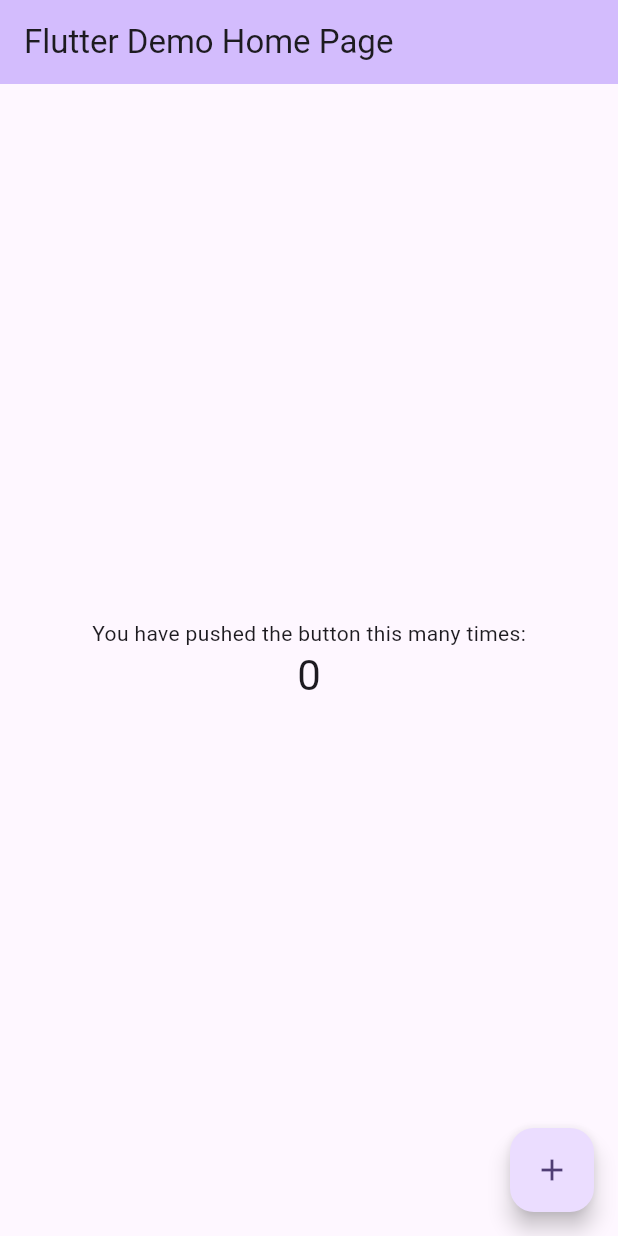
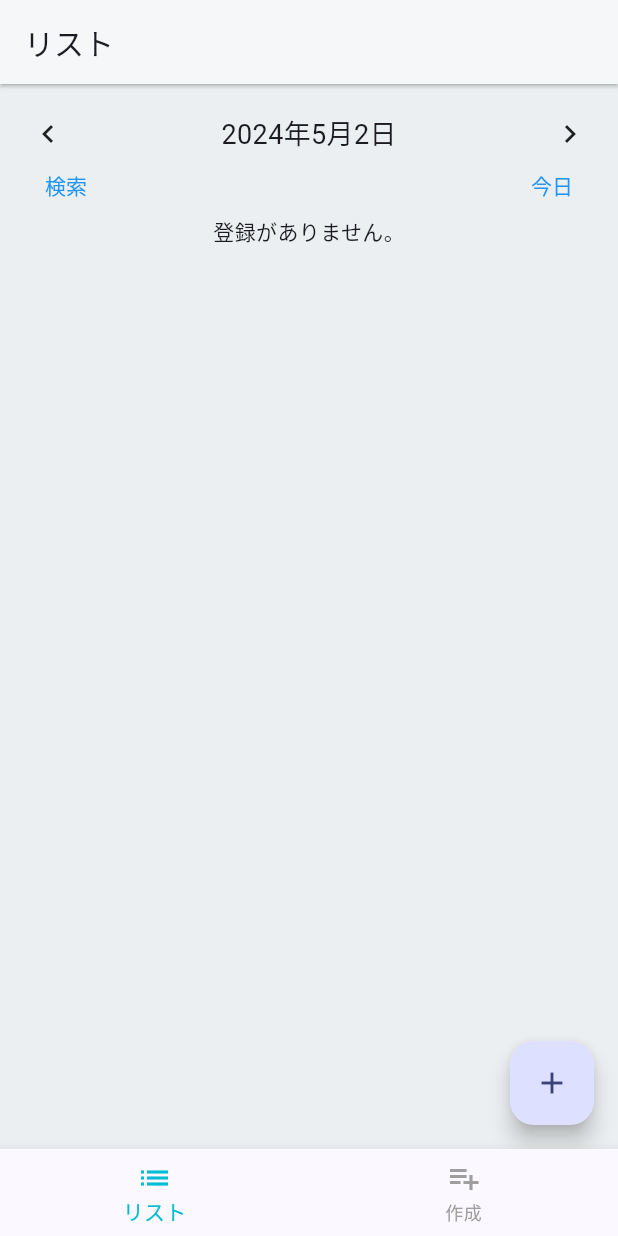
Before and after one commit to takumi3110/kauno, a Flutter app: the screen it shows after launch, on a phone screen of 412 x 824 dp. Run offline on Flutter 3.47's test engine with Material 3 defaults, Android fonts, the phone set to English and light mode, and no system bars; our stand-ins replace flutter_datetime_picker_plus, sqflite; accounts and stored records are empty.

Commit message:
copy simpletodo

```diff
--- a/lib/main.dart
+++ b/lib/main.dart
@@ -1,6 +1,8 @@
 import 'package:flutter/material.dart';
+import 'package:kauno/view/screen.dart';
 
 void main() {
+  WidgetsFlutterBinding.ensureInitialized();
   runApp(const MyApp());
 }
 
@@ -11,115 +13,19 @@ class MyApp extends StatelessWidget {
   @override
   Widget build(BuildContext context) {
     return MaterialApp(
-      title: 'Flutter Demo',
+      title: 'kauno',
       theme: ThemeData(
-        // This is the theme of your application.
-        //
-        // TRY THIS: Try running your application with "flutter run". You'll see
-        // the application has a purple toolbar. Then, without quitting the app,
-        // try changing the seedColor in the colorScheme below to Colors.green
-        // and then invoke "hot reload" (save your changes or press the "hot
-        // reload" button in a Flutter-supported IDE, or press "r" if you used
-        // the command line to start the app).
-        //
-        // Notice that the counter didn't reset back to zero; the application
-        // state is not lost during the reload. To reset the state, use hot
-        // restart instead.
-        //
-        // This works for code too, not just values: Most code changes can be
-        // tested with just a hot reload.
-        colorScheme: ColorScheme.fromSeed(seedColor: Colors.deepPurple),
-        useMaterial3: true,
+          colorScheme: ColorScheme.fromSeed(seedColor: Colors.indigo, brightness: Brightness.light),
+          useMaterial3: true,
+          scaffoldBackgroundColor: Colors.blueGrey[50]
       ),
-      home: const MyHomePage(title: 'Flutter Demo Home Page'),
+      darkTheme: ThemeData(
+          colorScheme: ColorScheme.fromSeed(seedColor: Colors.black, brightness: Brightness.dark),
+          useMaterial3: true,
+          scaffoldBackgroundColor: Colors.grey[50]
+      ),
+      themeMode: ThemeMode.system,
+      home: const Screen(),
     );
   }
 }
-
-class MyHomePage extends StatefulWidget {
-  const MyHomePage({super.key, required this.title});
-
-  // This widget is the home page of your application. It is stateful, meaning
-  // that it has a State object (defined below) that contains fields that affect
-  // how it looks.
-
-  // This class is the configuration for the state. It holds the values (in this
-  // case the title) provided by the parent (in this case the App widget) and
-  // used by the build method of the State. Fields in a Widget subclass are
-  // always marked "final".
-
-  final String title;
-
-  @override
-  State<MyHomePage> createState() => _MyHomePageState();
-}
-
-class _MyHomePageState extends State<MyHomePage> {
-  int _counter = 0;
-
-  void _incrementCounter() {
-    setState(() {
-      // This call to setState tells the Flutter framework that something has
-      // changed in this State, which causes it to rerun the build method below
-      // so that the display can reflect the updated values. If we changed
-      // _counter without calling setState(), then the build method would not be
-      // called again, and so nothing would appear to happen.
-      _counter++;
-    });
-  }
-
-  @override
-  Widget build(BuildContext context) {
-    // This method is rerun every time setState is called, for instance as done
-    // by the _incrementCounter method above.
-    //
-    // The Flutter framework has been optimized to make rerunning build methods
-    // fast, so that you can just rebuild anything that needs updating rather
-    // than having to individually change instances of widgets.
-    return Scaffold(
-      appBar: AppBar(
-        // TRY THIS: Try changing the color here to a specific color (to
-        // Colors.amber, perhaps?) and trigger a hot reload to see the AppBar
-        // change color while the other colors stay the same.
-        backgroundColor: Theme.of(context).colorScheme.inversePrimary,
-        // Here we take the value from the MyHomePage object that was created by
-        // the App.build method, and use it to set our appbar title.
-        title: Text(widget.title),
-      ),
-      body: Center(
-        // Center is a layout widget. It takes a single child and positions it
-        // in the middle of the parent.
-        child: Column(
-          // Column is also a layout widget. It takes a list of children and
-          // arranges them vertically. By default, it sizes itself to fit its
-          // children horizontally, and tries to be as tall as its parent.
-          //
-          // Column has various properties to control how it sizes itself and
-          // how it positions its children. Here we use mainAxisAlignment to
-          // center the children vertically; the main axis here is the vertical
-          // axis because Columns are vertical (the cross axis would be
-          // horizontal).
-          //
-          // TRY THIS: Invoke "debug painting" (choose the "Toggle Debug Paint"
-          // action in the IDE, or press "p" in the console), to see the
-          // wireframe for each widget.
-          mainAxisAlignment: MainAxisAlignment.center,
-          children: <Widget>[
-            const Text(
-              'You have pushed the button this many times:',
-            ),
-            Text(
-              '$_counter',
-              style: Theme.of(context).textTheme.headlineMedium,
-            ),
-          ],
-        ),
-      ),
-      floatingActionButton: FloatingActionButton(
-        onPressed: _incrementCounter,
-        tooltip: 'Increment',
-        child: const Icon(Icons.add),
-      ), // This trailing comma makes auto-formatting nicer for build methods.
-    );
-  }
-}
--- /dev/null
+++ b/lib/model/todo.dart
@@ -0,0 +1,43 @@
+import 'package:intl/intl.dart';
+
+final dateFormatter = DateFormat('yyyy年M月d日');
+
+class Todo {
+  int? id;
+  String category;
+  String title;
+  DateTime date;
+  bool isFinished;
+  bool isDeleted;
+
+  Todo({
+    this.id,
+    required this.category,
+    required this.title,
+    required this.date,
+    required this.isFinished,
+    this.isDeleted = false
+  });
+
+  Map<String, dynamic> toMap() {
+    return {
+      'id': id,
+      'category': category,
+      'title': title,
+      'date': dateFormatter.format(date),
+      'is_finished': isFinished ? 1: 0,
+      'is_deleted': isDeleted ? 1: 0
+    };
+  }
+
+  factory Todo.fromMap(Map<String, dynamic> map) {
+    return Todo(
+      id: map['id'],
+      category: map['category'],
+      title: map['title'],
+      date: dateFormatter.parse(map['date']),
+      isFinished: map['is_finished'] == 1,
+      isDeleted: map['is_deleted'] == 1,
+    );
+  }
+}
--- /dev/null
+++ b/lib/util/widget_utils.dart
@@ -0,0 +1,12 @@
+import 'package:flutter/material.dart';
+
+class WidgetUtils {
+  static AppBar createAppBar(String title) {
+    return AppBar(
+      title: Text(title, style: const TextStyle(fontSize: 20),),
+      backgroundColor: Colors.white,
+      shadowColor: Colors.black,
+      elevation: 1,
+    );
+  }
+}
--- /dev/null
+++ b/lib/view/list/list_page.dart
@@ -0,0 +1,201 @@
+import 'dart:async';
+
+import 'package:flutter/gestures.dart';
+import 'package:flutter/material.dart';
+import 'package:intl/intl.dart';
+import 'package:kauno/model/todo.dart';
+import 'package:kauno/util/database/todo_database.dart';
+import 'package:kauno/util/widget_utils.dart';
+
+class ListPage extends StatefulWidget {
+  const ListPage({super.key});
+
+  @override
+  State<ListPage> createState() => _ListPageState();
+}
+
+class _ListPageState extends State<ListPage> {
+  final dateFormatter = DateFormat('yyyy年M月d日');
+
+  DateTime _selectedData = DateTime.now();
+
+  Stream getTodoStream(String date) async* {
+    yield await TodoDatabase.databaseHelper.getData(date);
+  }
+
+  @override
+  void initState() {
+    // getTodoList(dateFormatter.format(DateTime.now()));
+    super.initState();
+  }
+
+  @override
+  Widget build(BuildContext context) {
+    return Scaffold(
+      appBar: WidgetUtils.createAppBar('リスト'),
+      body: SafeArea(
+        child: Padding(
+          padding: const EdgeInsets.all(20),
+          child: Column(
+            crossAxisAlignment: CrossAxisAlignment.start,
+            children: [
+              Row(
+                mainAxisAlignment: MainAxisAlignment.spaceBetween,
+                children: [
+                  GestureDetector(
+                      onTap: () {
+                        setState(() {
+                          DateTime newDate = _selectedData.subtract(const Duration(days: 1));
+                          _selectedData = newDate;
+                          // getTodoList(dateFormatter.format(newDate));
+                        });
+                      },
+                      child: const Icon(Icons.chevron_left)),
+                  GestureDetector(
+                      onTap: () {
+                        setState(() {
+                          _selectedData = DateTime.now();
+                        });
+                        // getTodoList(dateFormatter.format(DateTime.now()));
+                      },
+                      child: Text(
+                        dateFormatter.format(_selectedData),
+                        style: const TextStyle(fontSize: 18),
+                      )),
+                  GestureDetector(
+                      onTap: () {
+                        setState(() {
+                          DateTime newDate = _selectedData.add(const Duration(days: 1));
+                          _selectedData = newDate;
+                          // getTodoList(dateFormatter.format(newDate));
+                        });
+                      },
+                      child: const Icon(Icons.chevron_right)),
+                ],
+              ),
+              Padding(
+                padding: const EdgeInsets.symmetric(vertical: 10, horizontal: 10),
+                child: Row(
+                  mainAxisAlignment: MainAxisAlignment.spaceBetween,
+                  children: [
+                    RichText(
+                        text: TextSpan(
+                            text: '検索',
+                            style: const TextStyle(fontSize: 14, color: Colors.blue),
+                            recognizer: TapGestureRecognizer()
+                              ..onTap = () {
+                                debugPrint('tap');
+                              })),
+                    RichText(
+                        text: TextSpan(
+                            text: '今日',
+                            style: const TextStyle(fontSize: 14, color: Colors.blue),
+                            recognizer: TapGestureRecognizer()
+                              ..onTap = () {
+                                setState(() {
+                                  _selectedData = DateTime.now();
+                                });
+                              })),
+                  ],
+                ),
+              ),
+              Expanded(
+                child: StreamBuilder(
+                    stream: getTodoStream(dateFormatter.format(_selectedData)),
+                    builder: (context, snapshot) {
+                      if (snapshot.hasData && snapshot.data!.length > 0) {
+                        return ListView.builder(
+                          // shrinkWrap: true,
+                            itemCount: snapshot.data!.length,
+                            itemBuilder: (context, index) {
+                              Todo todo = snapshot.data![index];
+                              return Dismissible(
+                                onDismissed: (DismissDirection direction) async {
+                                  if (direction == DismissDirection.startToEnd) {
+                                    ScaffoldMessenger.of(context)
+                                        .showSnackBar(const SnackBar(content: Text('削除しました。')));
+                                    todo.isDeleted = true;
+                                    var result = await TodoDatabase.updateTodo(todo);
+                                    if (result == true) {
+                                      setState(() {
+                                        todo.isDeleted = true;
+                                      });
+                                    }
+                                  }
+                                  debugPrint('dismissed');
+                                },
+                                direction: todo.isFinished ? DismissDirection.startToEnd : DismissDirection.none,
+                                key: UniqueKey(),
+                                child: Card(
+                                  margin: const EdgeInsets.symmetric(vertical: 5),
+                                  color: Colors.white,
+                                  child: CheckboxListTile(
+                                    activeColor: Colors.blue,
+                                    title: Text(
+                                      todo.title,
+                                      style: TextStyle(
+                                          decoration:
+                                          todo.isFinished ? TextDecoration.lineThrough : TextDecoration.none),
+                                    ),
+                                    controlAffinity: ListTileControlAffinity.leading,
+                                    value: todo.isFinished,
+                                    shape: const RoundedRectangleBorder(
+                                        borderRadius: BorderRadius.all(Radius.circular(10))),
+                                    onChanged: (bool? value) async {
+                                      if (todo.isFinished != value) {
+                                        todo.isFinished = value!;
+                                        var result = await TodoDatabase.updateTodo(todo);
+                                        if (result == true) {
+                                          setState(() {
+                                            todo.isFinished = value;
+                                          });
+                                        }
+                                      }
+                                      // await TodoDatabase.updateTodo(newTodo)
+                                    },
+                                  ),
+                                ),
+                              );
+                            });
+                      } else {
+                        return const Align(
+                          alignment: Alignment.topCenter,
+                          child: Text('登録がありません。'),
+                        );
+                      }
+                    }),
+              ),
+            ],
+          ),
+        ),
+      ),
+      floatingActionButton: FloatingActionButton(
+        onPressed: () async{
+          await showModalBottomSheet(
+              context: context,
+              builder: (BuildContext context) {
+                return Container(
+                    height: double.infinity,
+                    padding: const EdgeInsets.all(20),
+                    child: Column(
+                      children: [
+                        Text('簡単作成', style: TextStyle(fontSize: 20),),
+                        Padding(
+                          padding: const EdgeInsets.symmetric(vertical: 20.0),
+                          child: TextField(
+                            decoration: InputDecoration(
+                                labelText: 'タイトル'
+                            ),
+                          ),
+                        ),
+                        ElevatedButton(onPressed: () {}, child: const Text('登録'))
+                      ],
+                    )
+                );
+              });
+        },
+        child: const Icon(Icons.add),
+      ),
+    );
+  }
+}
--- /dev/null
+++ b/lib/view/screen.dart
@@ -0,0 +1,39 @@
+import 'package:flutter/material.dart';
+import 'package:kauno/view/list/create_list_page.dart';
+import 'package:kauno/view/list/list_page.dart';
+
+
+class Screen extends StatefulWidget {
+  const Screen({super.key});
+
+  @override
+  State<Screen> createState() => _ScreenState();
+}
+
+class _ScreenState extends State<Screen> {
+  int selectedIndex = 0;
+  List<Widget> pageList = [const ListPage(), const CreateListPage()];
+
+
+  @override
+  Widget build(BuildContext context) {
+    return Scaffold(
+      body: pageList[selectedIndex],
+      bottomNavigationBar: BottomNavigationBar(
+        selectedItemColor: Colors.cyan,
+        unselectedItemColor: Colors.grey,
+        items: const [
+          BottomNavigationBarItem(icon: Icon(Icons.list), label: 'リスト'),
+          BottomNavigationBarItem(icon: Icon(Icons.playlist_add), label: '作成')
+        ],
+        currentIndex: selectedIndex,
+        onTap: (index) {
+          setState(() {
+            selectedIndex = index;
+          });
+        },
+      ),
+
+    );
+  }
+}
--- a/pubspec.yaml
+++ b/pubspec.yaml
@@ -1,5 +1,5 @@
-name: simpletodo
-description: "simple todo list"
+name: kauno
+description: "買い物リスト"
 # The following line prevents the package from being accidentally published to
 # pub.dev using `flutter pub publish`. This is preferred for private packages.
 publish_to: 'none' # Remove this line if you wish to publish to pub.dev
```
Also changed, not shown: lib/database/database_helper.dart (added, +102 -0 lines), lib/util/database/todo_database.dart (added, +41 -0 lines), lib/view/list/create_list_page.dart (added, +166 -0 lines), pubspec.lock, 7 other files.
